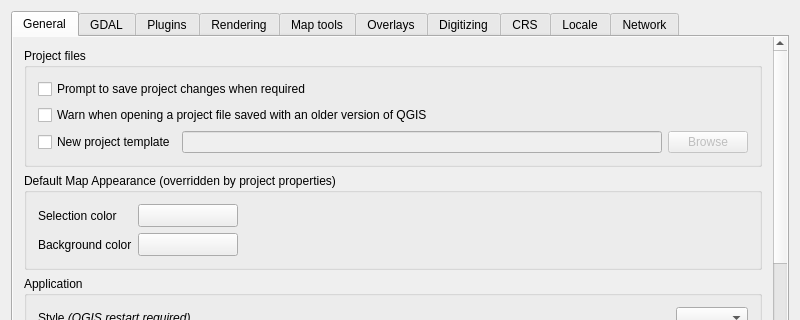
Above: src/ui/qgsoptionsbase.ui from qgis/QGIS before the change; both pictures show x 0 to 800 and y 0 to 320 of the 800 by 526 pixel window. Below: the same form after it.
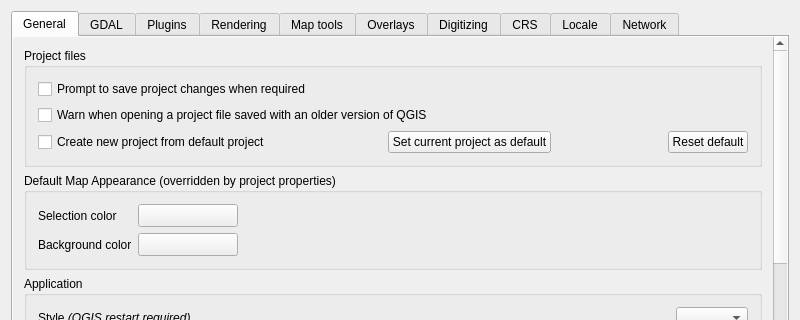
That is the form after the change. Icons and pictures are not drawn. Custom widgets are drawn as their Qt base class.

Commit message: save default template to <home>/.qgis/default.qgs

```diff
--- a/src/ui/qgsoptionsbase.ui
+++ b/src/ui/qgsoptionsbase.ui
@@ -65,7 +65,7 @@
           <property name="geometry">
            <rect>
             <x>0</x>
-            <y>-22</y>
+            <y>0</y>
             <width>760</width>
             <height>1005</height>
            </rect>
@@ -96,27 +96,47 @@
                 <item>
                  <widget class="QCheckBox" name="cbxNewProjectTemplate">
                   <property name="text">
-                   <string>New project template</string>
+                   <string>Create new project from default project</string>
                   </property>
                  </widget>
                 </item>
                 <item>
-                 <widget class="QLineEdit" name="leNewProjectTemplate">
-                  <property name="enabled">
-                   <bool>false</bool>
+                 <spacer name="horizontalSpacer_13">
+                  <property name="orientation">
+                   <enum>Qt::Horizontal</enum>
                   </property>
+                  <property name="sizeHint" stdset="0">
+                   <size>
+                    <width>40</width>
+                    <height>20</height>
+                   </size>
+                  </property>
+                 </spacer>
+                </item>
+                <item>
+                 <widget class="QPushButton" name="pbnSetCurrentProjectDefault">
                   <property name="text">
-                   <string/>
+                   <string>Set current project as default</string>
                   </property>
                  </widget>
                 </item>
                 <item>
-                 <widget class="QPushButton" name="pbtnNewProjectTemplate">
-                  <property name="enabled">
-                   <bool>false</bool>
+                 <spacer name="horizontalSpacer_14">
+                  <property name="orientation">
+                   <enum>Qt::Horizontal</enum>
                   </property>
+                  <property name="sizeHint" stdset="0">
+                   <size>
+                    <width>40</width>
+                    <height>20</height>
+                   </size>
+                  </property>
+                 </spacer>
+                </item>
+                <item>
+                 <widget class="QPushButton" name="pbnResetCurrentProjectDefault">
                   <property name="text">
-                   <string>Browse</string>
+                   <string>Reset default</string>
                   </property>
                  </widget>
                 </item>
```
The commit also changes 3 other files.
